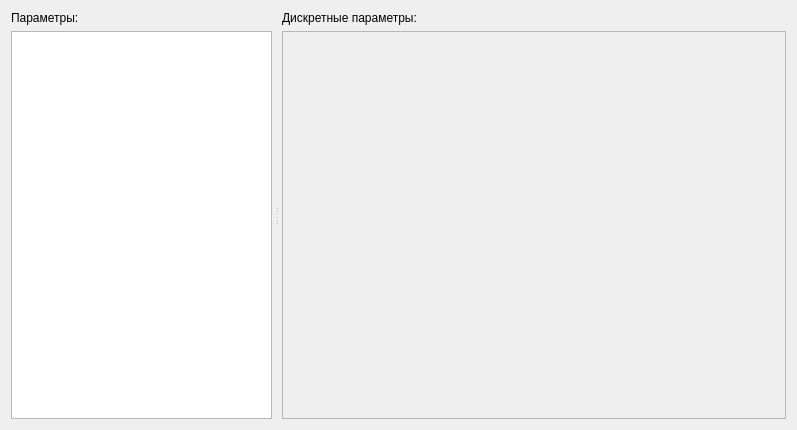
Qt form mdiform.ui (usazankov/AnalyzerBoardInformation) before a commit.
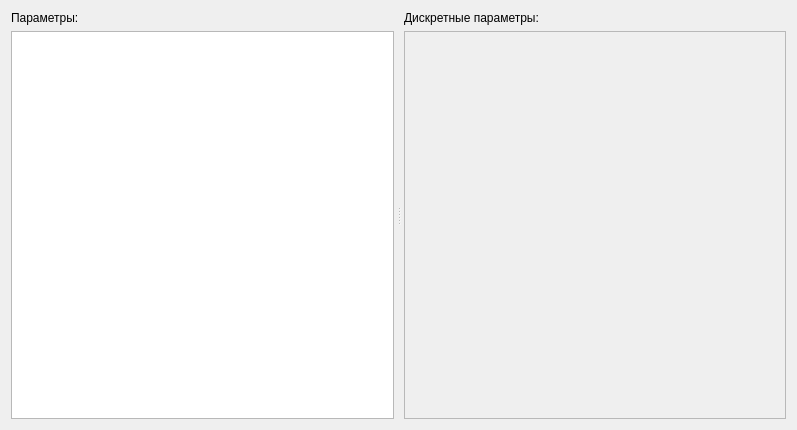
The same form after that commit.

What changed in the file:
```diff
--- a/mdiform.ui
+++ b/mdiform.ui
@@ -28,6 +28,21 @@
        <verstretch>0</verstretch>
       </sizepolicy>
      </property>
+     <property name="layoutDirection">
+      <enum>Qt::LeftToRight</enum>
+     </property>
+     <property name="frameShape">
+      <enum>QFrame::NoFrame</enum>
+     </property>
+     <property name="frameShadow">
+      <enum>QFrame::Raised</enum>
+     </property>
+     <property name="lineWidth">
+      <number>1</number>
+     </property>
+     <property name="midLineWidth">
+      <number>0</number>
+     </property>
      <property name="orientation">
       <enum>Qt::Horizontal</enum>
      </property>
@@ -40,10 +55,19 @@
      <property name="childrenCollapsible">
       <bool>true</bool>
      </property>
-     <widget class="QWidget" name="">
-      <layout class="QVBoxLayout" name="verticalLayout_5">
+     <widget class="QWidget" name="layoutWidget">
+      <layout class="QVBoxLayout" name="verticalLayout_5" stretch="0,0">
+       <property name="sizeConstraint">
+        <enum>QLayout::SetMaximumSize</enum>
+       </property>
        <item>
         <widget class="QLabel" name="label_3">
+         <property name="sizePolicy">
+          <sizepolicy hsizetype="Expanding" vsizetype="Preferred">
+           <horstretch>0</horstretch>
+           <verstretch>0</verstretch>
+          </sizepolicy>
+         </property>
          <property name="text">
           <string>Параметры:</string>
          </property>
@@ -82,10 +106,22 @@
        </item>
       </layout>
      </widget>
-     <widget class="QWidget" name="">
-      <layout class="QVBoxLayout" name="verticalLayout_3">
+     <widget class="QWidget" name="layoutWidget">
+      <layout class="QVBoxLayout" name="verticalLayout_3" stretch="0,0">
+       <property name="spacing">
+        <number>6</number>
+       </property>
+       <property name="sizeConstraint">
+        <enum>QLayout::SetDefaultConstraint</enum>
+       </property>
        <item>
         <widget class="QLabel" name="label_4">
+         <property name="sizePolicy">
+          <sizepolicy hsizetype="Ignored" vsizetype="Expanding">
+           <horstretch>0</horstretch>
+           <verstretch>0</verstretch>
+          </sizepolicy>
+         </property>
          <property name="text">
           <string>Дискретные параметры:</string>
          </property>
@@ -96,9 +132,21 @@
          <property name="sizePolicy">
           <sizepolicy hsizetype="Expanding" vsizetype="Expanding">
            <horstretch>0</horstretch>
-           <verstretch>0</verstretch>
+           <verstretch>3</verstretch>
           </sizepolicy>
          </property>
+         <property name="minimumSize">
+          <size>
+           <width>0</width>
+           <height>0</height>
+          </size>
+         </property>
+         <property name="mouseTracking">
+          <bool>false</bool>
+         </property>
+         <property name="midLineWidth">
+          <number>0</number>
+         </property>
          <property name="horizontalScrollBarPolicy">
           <enum>Qt::ScrollBarAsNeeded</enum>
          </property>
@@ -108,6 +156,9 @@
          <property name="widgetResizable">
           <bool>true</bool>
          </property>
+         <property name="alignment">
+          <set>Qt::AlignLeading|Qt::AlignLeft|Qt::AlignTop</set>
+         </property>
          <widget class="QWidget" name="scrollAreaWidgetContents_2">
           <property name="geometry">
            <rect>
@@ -118,15 +169,24 @@
            </rect>
           </property>
           <property name="sizePolicy">
-           <sizepolicy hsizetype="Preferred" vsizetype="Preferred">
+           <sizepolicy hsizetype="Expanding" vsizetype="Expanding">
             <horstretch>0</horstretch>
             <verstretch>0</verstretch>
            </sizepolicy>
           </property>
-          <layout class="QVBoxLayout" name="verticalLayout_2">
-           <item>
-            <layout class="QVBoxLayout" name="verticalLayout_4"/>
-           </item>
+          <property name="minimumSize">
+           <size>
+            <width>0</width>
+            <height>0</height>
+           </size>
+          </property>
+          <layout class="QVBoxLayout" name="verticalLayout_2" stretch="">
+           <property name="spacing">
+            <number>20</number>
+           </property>
+           <property name="sizeConstraint">
+            <enum>QLayout::SetFixedSize</enum>
+           </property>
           </layout>
          </widget>
         </widget>
```
